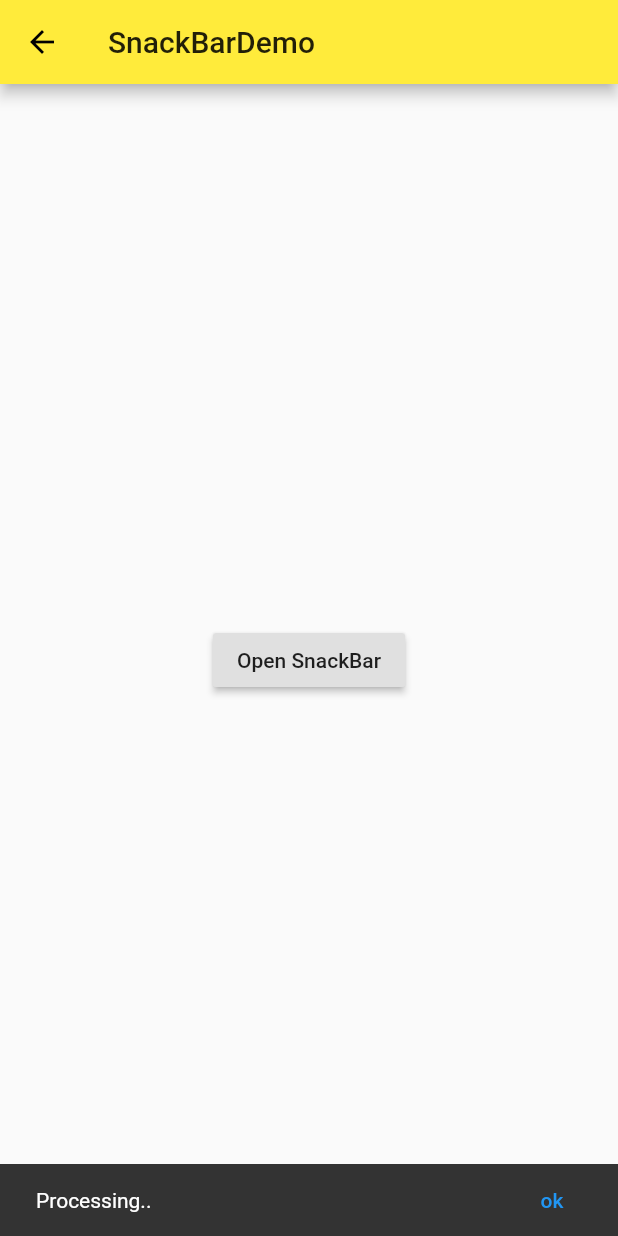
After one commit to JohnsonBob/Flutter_Demo, a Flutter app: the SnackBarDemo screen opened directly, after a tap on "Open SnackBar", on a phone screen of 412 x 824 dp. The commit adds this screen. Run offline on Flutter 3.47's test engine with Material 2 defaults, Android fonts, the phone set to English and light mode, and no system bars.

Commit message:
SnackBarDemo done

```diff
--- a/lib/demo/material_component.dart
+++ b/lib/demo/material_component.dart
@@ -11,6 +11,7 @@ import 'popup_menu_button_demo.dart';
 import 'radio_demo.dart';
 import 'simple_dialog_demo.dart';
 import 'slider_demo.dart';
+import 'snack_bar_demo.dart';
 import 'switch_demo.dart';
 
 class MaterialComponent extends StatelessWidget {
@@ -36,6 +37,7 @@ class MaterialComponent extends StatelessWidget {
           ListItem(title: "SimpleDialog", page: SimpleDialogDemo()),
           ListItem(title: "AlertDialog", page: AlertDialogDemo()),
           ListItem(title: "BottomSheet", page: BottomSheetDemo()),
+          ListItem(title: "SnackBar", page: SnackBarDemo()),
         ],
       ),
     );
--- /dev/null
+++ b/lib/demo/snack_bar_demo.dart
@@ -0,0 +1,59 @@
+import 'package:flutter/material.dart';
+import "package:intl/intl.dart";
+
+class SnackBarDemo extends StatefulWidget {
+  @override
+  _SnackBarDemoState createState() => _SnackBarDemoState();
+}
+
+class _SnackBarDemoState extends State<SnackBarDemo> {
+
+  @override
+  Widget build(BuildContext context) {
+    return Scaffold(
+      appBar: AppBar(
+        title: Text('SnackBarDemo'),
+      ),
+      body: Container(
+        padding: EdgeInsets.all(16.0),
+        child: Column(
+          mainAxisAlignment: MainAxisAlignment.center,
+          children: <Widget>[
+            Row(
+              mainAxisAlignment: MainAxisAlignment.center,
+              children: <Widget>[
+                SnackBarButton()
+              ],
+            )
+          ],
+        ),
+      ),
+    );
+  }
+
+
+}
+
+class SnackBarButton extends StatelessWidget {
+  @override
+  Widget build(BuildContext context) {
+    return RaisedButton(
+      child: Text('Open SnackBar'),
+      onPressed: (){
+        _openSnackBar(context);
+      },
+    );
+  }
+
+  _openSnackBar(BuildContext context) {
+    Scaffold.of(context).showSnackBar(
+        SnackBar(
+          content: Text('Processing..'),
+          action: SnackBarAction(
+            label: 'ok',
+            onPressed: (){},
+          ),
+        )
+    );
+  }
+}
```
